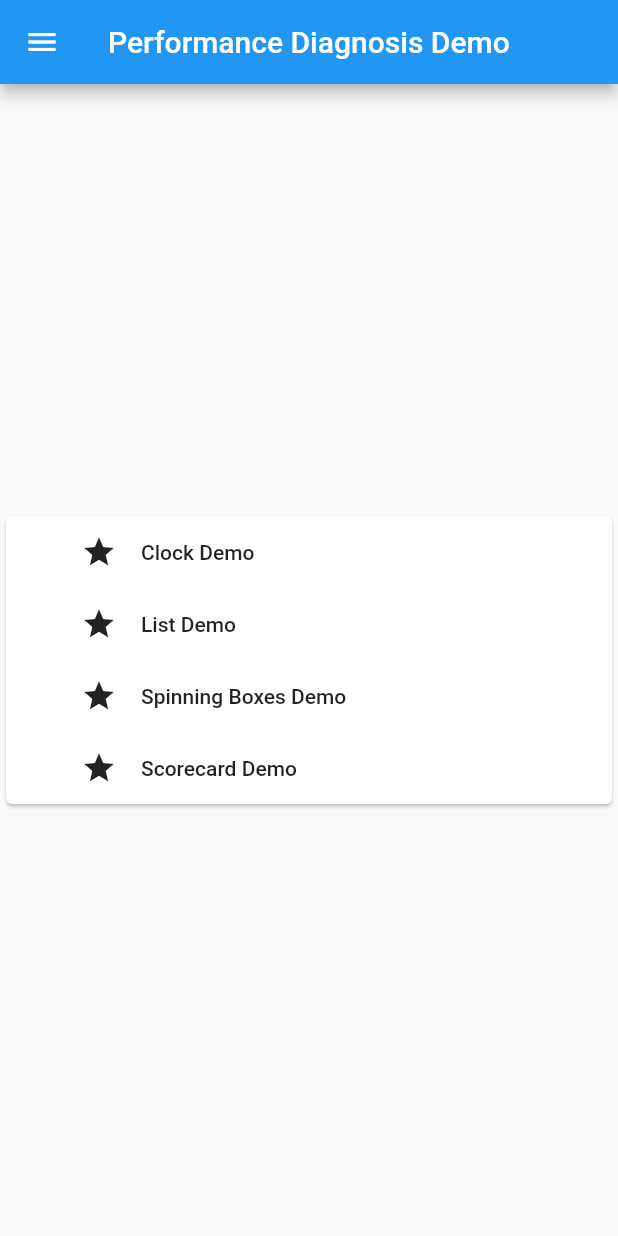
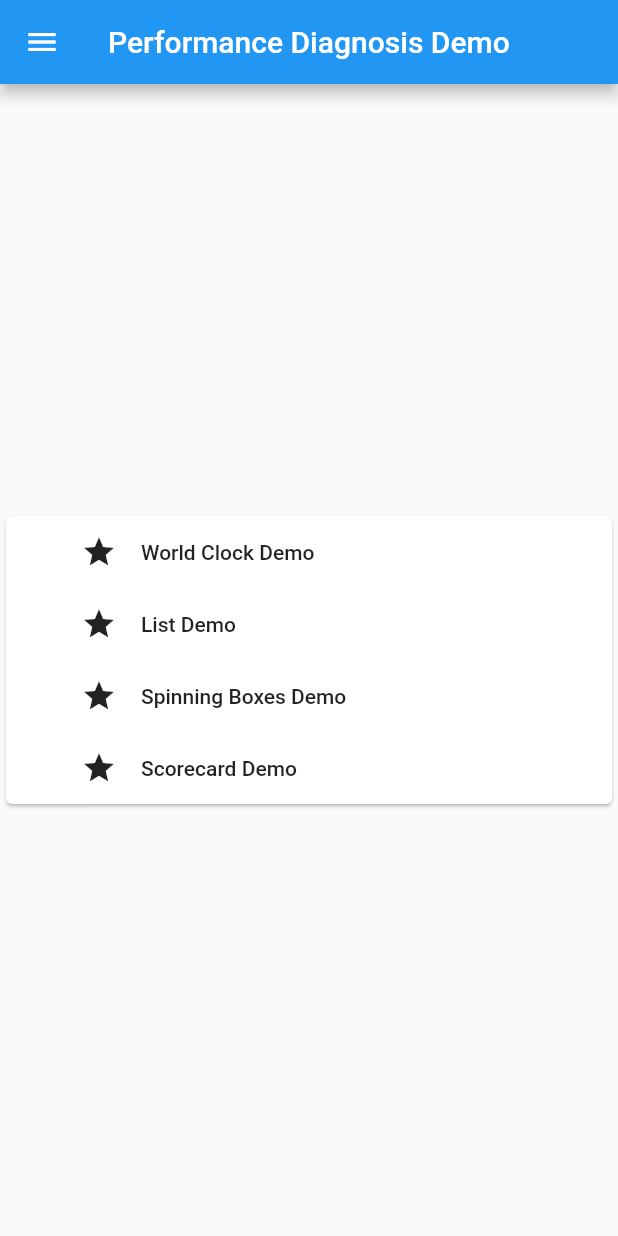
Before and after one commit to InMatrix/perf_diagnosis_demo, a Flutter app: the screen it shows after launch, on a phone screen of 412 x 824 dp. Run offline on Flutter 3.47's test engine with Material 2 defaults, Android fonts, the phone set to English and light mode, and no system bars.

Commit message:
Change label for the World Clock Demo

```diff
--- a/lib/clock_demo.dart
+++ b/lib/clock_demo.dart
@@ -27,7 +27,7 @@ class _ClockDemoState extends State<ClockDemo> {
   Widget build(BuildContext context) {
     return Scaffold(
       appBar: AppBar(
-        title: Text("Clock Demo"),
+        title: Text("World Clock Demo"),
       ),
       body: Column(
         mainAxisAlignment: MainAxisAlignment.center,
--- a/lib/main.dart
+++ b/lib/main.dart
@@ -60,7 +60,7 @@ class _MyHomePageState extends State<MyHomePage> {
             mainAxisSize: MainAxisSize.min,
             mainAxisAlignment: MainAxisAlignment.center,
             children: <Widget>[
-              makeDemoEntry(context, "Clock Demo", ClockDemo()),
+              makeDemoEntry(context, "World Clock Demo", ClockDemo()),
               makeDemoEntry(context, "List Demo", ListDemo()),
               makeDemoEntry(context, "Spinning Boxes Demo", SpinningBoxDemo()),
               makeDemoEntry(context, "Scorecard Demo", ScorecardDemo()),
```
